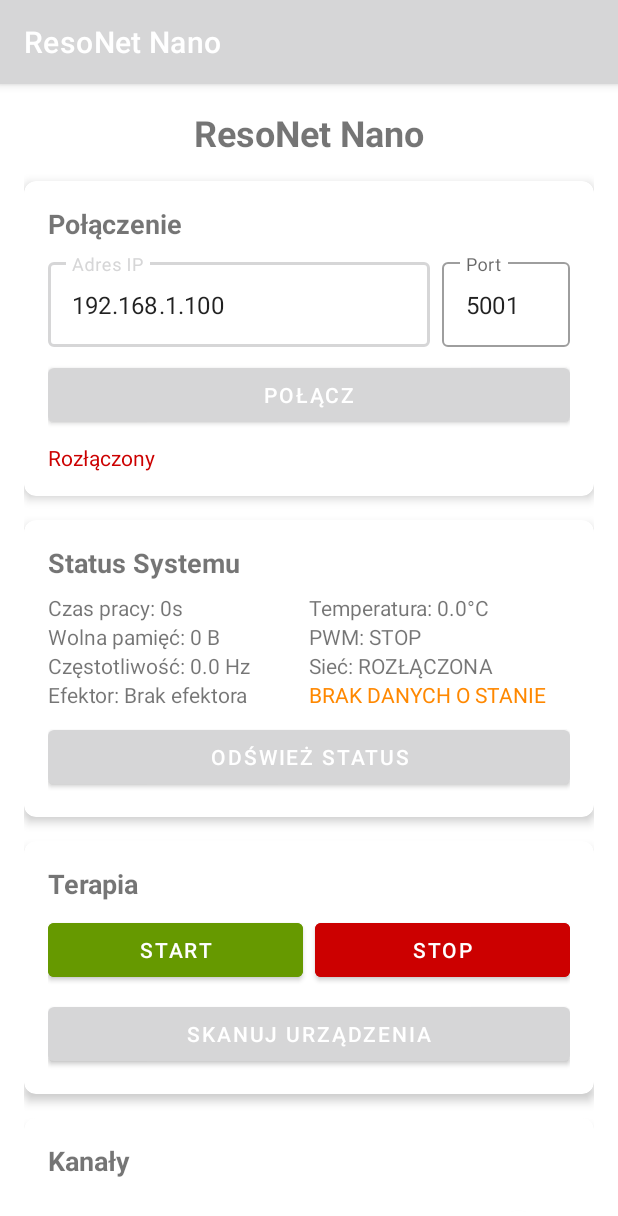
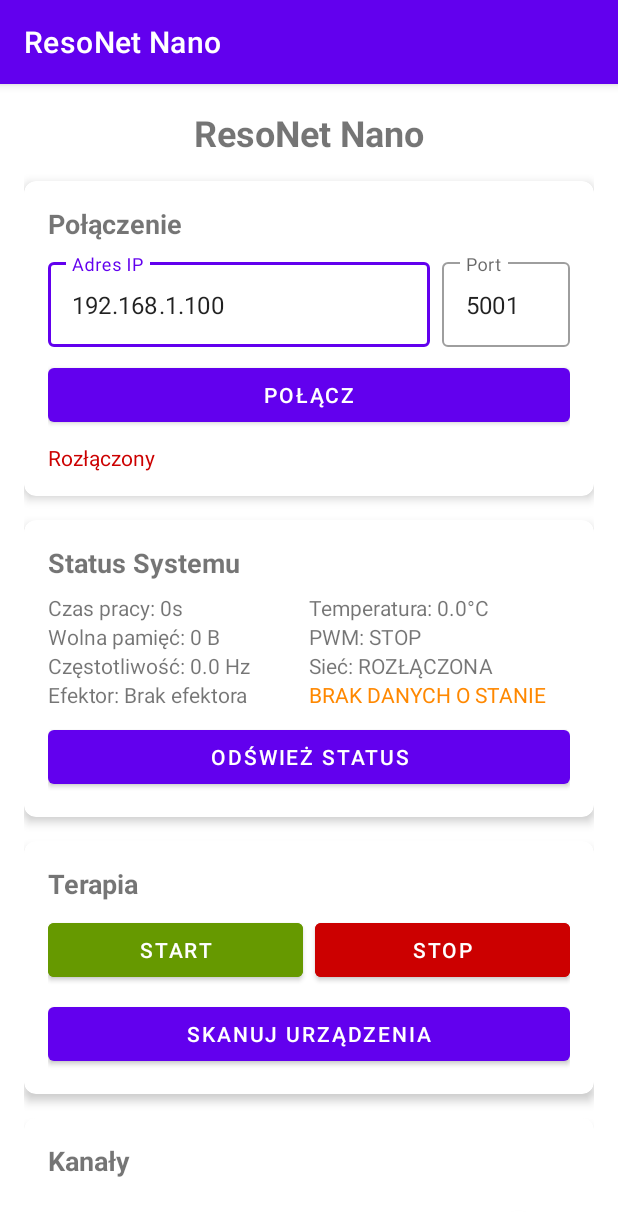
Before and after one commit to bartoszruta26-droid/Bioresonance, an Android app: the screen it shows after launch (MainActivity), on a phone screen of 412 x 824 dp. Shown: the top 1216 px of the screen. Run offline under Robolectric (Android 15) with nearby library versions, the light colour scheme and no system bars.

Commit message:
Define missing Android theme color resources

```diff
--- a/android_app/app/src/main/res/values/colors.xml
+++ b/android_app/app/src/main/res/values/colors.xml
@@ -8,4 +8,10 @@
     <color name="black">#FF000000</color>
     <color name="white">#FFFFFFFF</color>
     <color name="ic_launcher_background">#FFFFFF</color>
+
+    <!-- Names referenced by Theme.ResoNetNano -->
+    <color name="primary">#6200EE</color>
+    <color name="primary_dark">#3700B3</color>
+    <color name="accent">#03DAC5</color>
+    <color name="accent_dark">#018786</color>
 </resources>
```
